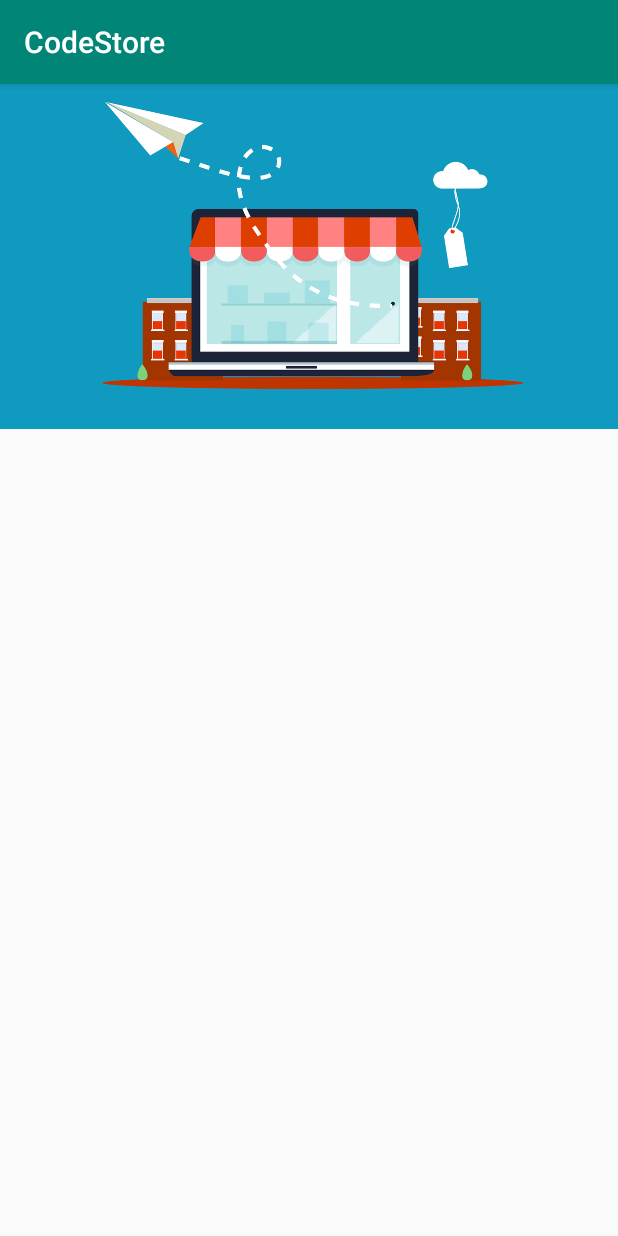
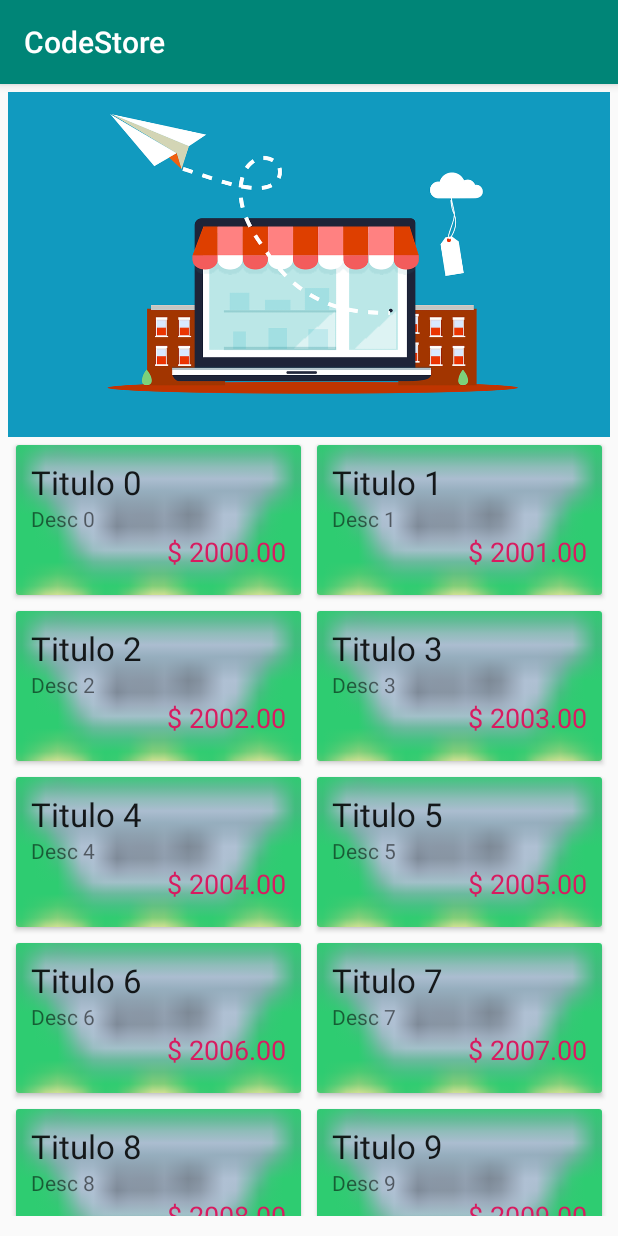
Before and after one commit to codemendozaa/CodeStore, an Android app: the screen it shows after launch (MainActivity), on a phone screen of 412 x 824 dp. Run offline under Robolectric (Android 15) with nearby library versions, the phone set to English and light mode, and no system bars.

Commit message:
vista y adapter del recyclerView

```diff
--- a/app/build.gradle
+++ b/app/build.gradle
@@ -36,4 +36,6 @@ dependencies {
     androidTestImplementation 'androidx.test.espresso:espresso-core:3.2.0'
     implementation 'com.google.android.material:material:1.0.0'
 
+
+
 }
--- /dev/null
+++ b/app/src/main/java/com/codemen/codestore/AdapterLanding.kt
@@ -0,0 +1,29 @@
+package com.codemen.codestore
+
+import android.view.View
+import android.view.ViewGroup
+import androidx.recyclerview.widget.RecyclerView
+import kotlinx.android.synthetic.main.item_landing.view.*
+
+class AdapterLanding (val data:List<Item_landing>): RecyclerView.Adapter<AdapterLanding.Holder>() {
+    override fun onCreateViewHolder(parent: ViewGroup, viewType: Int): Holder {
+        return Holder(parent.inflante(R.layout.item_landing))
+    }
+
+    override fun getItemCount(): Int = data.size
+
+    override fun onBindViewHolder(holder: Holder, position: Int) {
+        holder.bindView(data[position])
+    }
+
+    class Holder(ItemView:View?):RecyclerView.ViewHolder(ItemView!!){
+        fun bindView(item_landing: Item_landing){
+            with(item_landing){
+                itemView.txtTitleItem.text = title
+                itemView.txtDescItem.text = desc
+                itemView.txtPriceItem.text = "$ ${String.format("%.2f",price)}"
+            }
+
+        }
+    }
+}
--- /dev/null
+++ b/app/src/main/java/com/codemen/codestore/Item_landing.kt
@@ -0,0 +1,6 @@
+package com.codemen.codestore
+
+    data class Item_landing(val title:String, val desc:String, val price:Double){
+
+
+    }
--- a/app/src/main/java/com/codemen/codestore/MainActivity.kt
+++ b/app/src/main/java/com/codemen/codestore/MainActivity.kt
@@ -2,6 +2,7 @@ package com.codemen.codestore
 
 import androidx.appcompat.app.AppCompatActivity
 import android.os.Bundle
+import androidx.recyclerview.widget.GridLayoutManager
 import kotlinx.android.synthetic.main.activity_main.*
 
 class MainActivity : AppCompatActivity() {
@@ -10,7 +11,13 @@ class MainActivity : AppCompatActivity() {
         super.onCreate(savedInstanceState)
         setContentView(R.layout.activity_main)
 
+        rcViewLanding.layoutManager = GridLayoutManager(this,2)
+        val itemsShop = (0..20).map{
+            Item_landing("Titulo $it","Desc $it",2000.00 + it)
+        }
 
+        val adapter = AdapterLanding(itemsShop)
+        rcViewLanding.adapter = adapter
        // toastLong("Hello Erix ..")
         toastShort("hello desde Anko")
     }
--- a/app/src/main/res/layout/activity_main.xml
+++ b/app/src/main/res/layout/activity_main.xml
@@ -5,24 +5,30 @@
         xmlns:app="http://schemas.android.com/apk/res-auto"
         android:layout_width="match_parent"
         android:layout_height="match_parent"
+        android:layout_margin="5dp"
         android:fitsSystemWindows="true">
 
     <com.google.android.material.appbar.AppBarLayout
             android:id="@+id/ggg"
             android:fitsSystemWindows="true"
-        android:layout_width="match_parent"
+            android:layout_width="0dp"
             android:layout_height="230dp"
             app:theme="@style/ThemeOverlay.AppCompat.Dark.ActionBar"
-        tools:ignore="MissingConstraints">
+            tools:ignore="MissingConstraints"
+            app:layout_constraintTop_toTopOf="parent"
+            app:layout_constraintStart_toStartOf="parent"
+            app:layout_constraintEnd_toEndOf="parent">
 
         <com.google.android.material.appbar.CollapsingToolbarLayout
+                android:id="@+id/collapsiTolb"
                 android:fitsSystemWindows="true"
                 app:contentScrim="@color/design_default_color_primary_dark"
                 android:layout_width="match_parent"
                 app:layout_scrollFlags="scroll|exitUntilCollapsed"
                 android:layout_height="match_parent">
 
-            <androidx.appcompat.widget.AppCompatImageView
+            <ImageView
+                    android:id="@+id/img"
                     android:layout_width="match_parent"
                     android:src="@drawable/shops"
                     android:scaleType="centerCrop"
@@ -39,14 +45,16 @@
 
     </com.google.android.material.appbar.AppBarLayout>
     <androidx.recyclerview.widget.RecyclerView
-            android:id="@+id/rcVieLanding"
+            android:id="@+id/rcViewLanding"
             android:layout_width="match_parent"
-            android:layout_height="wrap_content"
-            app:layoutManager="androidx.recyclerview.widget.LinearLayoutManager"
-            app:layout_behavior="@string/appbar_scrolling_view_behavior"
+            android:layout_height="0dp"
             app:behavior_overlapTop="30dp"
+            app:layout_behavior="com.google.android.material.appbar.AppBarLayout$ScrollingViewBehavior"
+            app:layout_constraintStart_toStartOf="parent"
+            app:layout_constraintEnd_toEndOf="parent"
             tools:ignore="MissingConstraints"
-            tools:layout_editor_absoluteY="238dp"
-            tools:layout_editor_absoluteX="-38dp"/>
+            app:layout_constraintTop_toBottomOf="@+id/ggg"
+            android:layout_marginBottom="8dp"
+            app:layout_constraintBottom_toBottomOf="parent"/>
 
 </androidx.constraintlayout.widget.ConstraintLayout>
--- a/app/src/main/res/layout/item_landing.xml
+++ b/app/src/main/res/layout/item_landing.xml
@@ -3,43 +3,50 @@
         xmlns:android="http://schemas.android.com/apk/res/android" xmlns:app="http://schemas.android.com/apk/res-auto"
         xmlns:tools="http://schemas.android.com/tools"
         android:orientation="vertical"
+        android:layout_margin="5dp"
         android:layout_width="match_parent"
-        android:layout_height="match_parent">
-    <androidx.appcompat.widget.LinearLayoutCompat
+        android:layout_height="wrap_content">
+    <LinearLayout
             android:layout_width="match_parent"
             android:orientation="vertical"
             android:layout_height="wrap_content"/>
         <androidx.appcompat.widget.AppCompatImageView
+                android:id="@+id/img"
                 android:layout_width="match_parent"
                 android:layout_height="100dp"
                 android:scaleType="centerCrop"
-                app:srcCompat="@drawable/workshop"
+                app:srcCompat="@drawable/speakers"
                 />
-        <androidx.appcompat.widget.LinearLayoutCompat
+    <LinearLayout
             android:layout_width="match_parent"
             android:padding="10dp"
             android:orientation="vertical"
             android:layout_height="wrap_content">
         <TextView
+                android:id="@+id/txtTitleItem"
                 android:layout_width="wrap_content"
                 android:layout_height="wrap_content"
                 tools:text="Titulo"
                 android:textAppearance="@style/TextAppearance.AppCompat.Large"/>
         <TextView
+                android:id="@+id/txtDescItem"
                 android:layout_width="wrap_content"
                 android:layout_height="wrap_content"
                 tools:text="titulo"
                 android:textAppearance="@style/TextAppearance.AppCompat.Small"/>
         <TextView
+                android:id="@+id/txtPriceItem"
                 android:layout_width="wrap_content"
                 android:layout_height="wrap_content"
                 tools:text="titulo"
+                android:textColor="@color/colorAccent"
                 android:layout_gravity="end"
                 android:textColorHighlight="@color/cardview_dark_background"
                 android:textAppearance="@style/TextAppearance.AppCompat.Medium"/>
 
+    </LinearLayout>
 
 
-        </androidx.appcompat.widget.LinearLayoutCompat>
+
 
 </androidx.cardview.widget.CardView>
```
Also changed, not shown: app/src/main/res/drawable/speakers.png (added). Lines whose indentation alone changed are shown as unchanged.
